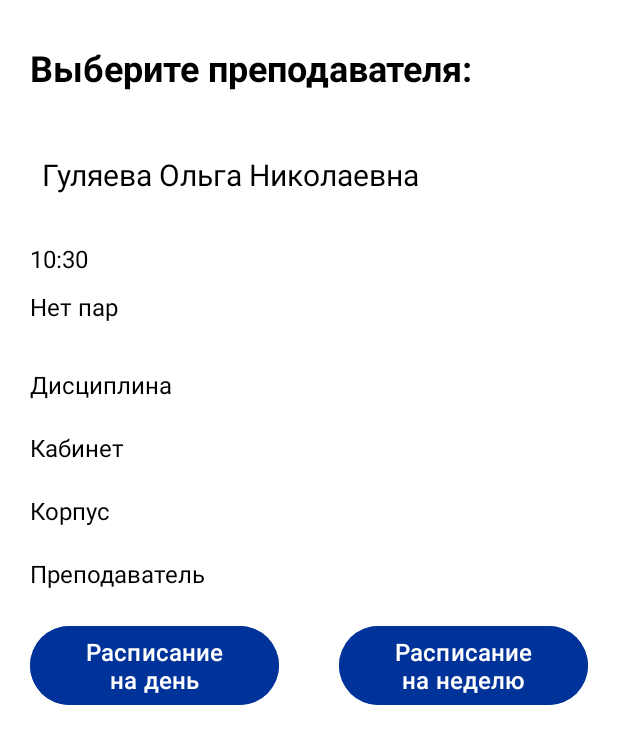
After one commit to NellKree/HSE-AS-Timetable, an Android app: the TeacherActivity screen opened directly, with no data from a screen before it, on a phone screen of 412 x 824 dp. The commit adds this screen. Shown: the top 744 px of the screen. Run offline under Robolectric (Android 15) with nearby library versions, the phone set to English and light mode, and no system bars.

Commit message:
Update 05.02.2024

```diff
--- /dev/null
+++ b/app/src/main/java/org/hse/basetimetable/Group.java
@@ -0,0 +1,30 @@
+package org.hse.basetimetable;
+
+public class Group {
+    private Integer id;
+    private String name;
+
+    public Group(Integer id, String name) {
+        this.id = id;
+        this.name = name;
+    }
+
+    public Integer getId() {
+        return id;
+    }
+    public void setId(Integer id) {
+        this.id = id;
+    }
+
+    public String getName() {
+        return name;
+    }
+    public void setName(String name) {
+        this.name = name;
+    }
+
+    @Override
+    public String toString() {
+        return name;
+    }
+}
--- /dev/null
+++ b/app/src/main/java/org/hse/basetimetable/TeacherActivity.java
@@ -0,0 +1,88 @@
+package org.hse.basetimetable;
+import android.os.Bundle;
+import android.util.Log;
+import android.view.View;
+import android.widget.AdapterView;
+import android.widget.ArrayAdapter;
+import android.widget.Button;
+import android.widget.Spinner;
+import android.widget.TextView;
+
+import androidx.appcompat.app.AppCompatActivity;
+
+import java.text.SimpleDateFormat;
+import java.util.ArrayList;
+import java.util.Date;
+import java.util.List;
+import java.util.Locale;
+
+
+public class TeacherActivity extends AppCompatActivity {
+
+    protected TextView time, status, subject, cabinet, corp, teacher;
+    protected Date currentTime;
+    protected Button btnDay;
+    protected Button btnWeek;
+    @Override
+    protected void onCreate(Bundle savedInstanceState) {
+        super.onCreate(savedInstanceState);
+        setContentView(R.layout.teacher_activity);
+
+        final Spinner spinner = findViewById(R.id.groupList);
+
+        time = findViewById(R.id.time);
+        status = findViewById(R.id.status);
+        subject = findViewById(R.id.subject);
+        cabinet = findViewById(R.id.cabinet);
+        corp = findViewById(R.id.corp);
+        teacher = findViewById(R.id.teacher);
+        btnDay = findViewById(R.id.button_day);
+        btnWeek = findViewById(R.id.button_week);
+
+        List<Group> groups = new ArrayList<>();
+        initGroupList(groups);
+
+        ArrayAdapter<?> adapter = new ArrayAdapter<>(this, android.R.layout.simple_spinner_item, groups);
+        adapter.setDropDownViewResource(R.layout.spinner_dropdown_item);
+
+        spinner.setAdapter(adapter);
+
+        spinner.setOnItemSelectedListener(new AdapterView.OnItemSelectedListener() {
+            public void onItemSelected(AdapterView<?> parent,
+                                       View itemSelected, int selectedItemPosition, long selectedId) {
+                Object item = adapter.getItem(selectedItemPosition);
+                ((TextView) parent.getChildAt(0)).setTextColor(getColor(R.color.black));
+                ((TextView) parent.getChildAt(0)).setTextSize(20);
+                Log.d("TAG", "selectedItem" + item);
+            }
+
+            public void onNothingSelected(AdapterView<?> parent) {
+                //
+            }
+        });
+
+        initTime();
+        initData();
+
+
+    }
+    private void initGroupList(List<Group> groups){
+        groups.add(new Group(1,"Гуляева Ольга Николаевна"));
+        groups.add(new Group(2,"Акаева Кавсарат Исламовна"));
+        groups.add(new Group(3,"Андропова Татьяна Владимировна"));
+        groups.add(new Group(4,"Болдырев Алексей Сергеевич"));
+        groups.add(new Group(5,"Брюхина Евгения Рафиковна"));
+    }
+    private void initTime(){
+        currentTime = new Date();
+        SimpleDateFormat simpleDateFormat = new SimpleDateFormat("HH:mm", Locale.getDefault());
+        time.setText(simpleDateFormat.format(currentTime));
+    }
+    private void initData(){
+        status.setText("Нет пар");
+        subject.setText("Дисциплина");
+        cabinet.setText("Кабинет");
+        corp.setText("Корпус");
+        teacher.setText("Преподаватель");
+    }
+}
--- /dev/null
+++ b/app/src/main/res/layout/teacher_activity.xml
@@ -0,0 +1,141 @@
+<?xml version="1.0" encoding="utf-8"?>
+<androidx.constraintlayout.widget.ConstraintLayout xmlns:android="http://schemas.android.com/apk/res/android"
+    xmlns:app="http://schemas.android.com/apk/res-auto"
+    xmlns:tools="http://schemas.android.com/tools"
+    android:layout_width="match_parent"
+    android:layout_height="match_parent"
+    android:background="@color/white"
+    android:orientation="vertical">
+
+
+    <LinearLayout
+        android:layout_width="match_parent"
+        android:layout_height="wrap_content"
+        android:background="@color/white"
+        android:orientation="vertical"
+        app:layout_constraintBottom_toBottomOf="parent"
+        app:layout_constraintEnd_toEndOf="parent"
+        app:layout_constraintHorizontal_bias="1.0"
+        app:layout_constraintStart_toStartOf="parent"
+        app:layout_constraintTop_toTopOf="parent"
+        app:layout_constraintVertical_bias="0.05">
+
+        <TextView
+            android:id="@+id/textView"
+            android:layout_width="match_parent"
+            android:layout_height="wrap_content"
+            android:layout_marginVertical="10dp"
+            android:layout_marginTop="20dp"
+            android:paddingStart="20dp"
+            android:text="@string/choose_teacher_label"
+            style="@style/ScheduleTitle"
+            tools:ignore="RtlSymmetry" />
+
+        <Spinner
+            android:id="@+id/groupList"
+            android:layout_width="match_parent"
+            android:layout_height="50dp"
+            android:layout_marginTop="20dp"
+            android:background="@color/white"
+            android:paddingStart="20dp"
+            android:popupBackground="@color/white"
+            android:spinnerMode="dropdown"
+            tools:ignore="RtlSymmetry,SpeakableTextPresentCheck" />
+
+        <TextView
+            android:id="@+id/time"
+            android:layout_width="match_parent"
+            android:layout_height="wrap_content"
+            android:layout_marginTop="20dp"
+            android:paddingStart="20dp"
+            android:text="@string/now"
+            style="@style/MyText"
+            tools:ignore="RtlSymmetry" />
+
+        <TextView
+            android:id="@+id/status"
+            android:layout_width="match_parent"
+            android:layout_height="wrap_content"
+            android:layout_marginVertical="10dp"
+            android:layout_marginTop="20dp"
+            android:paddingStart="20dp"
+            style="@style/MyText"
+            tools:ignore="RtlSymmetry" />
+
+        <TextView
+            android:id="@+id/subject"
+            android:layout_width="match_parent"
+            android:layout_height="wrap_content"
+            android:layout_marginTop="20dp"
+            android:paddingStart="20dp"
+            style="@style/MyText"
+            tools:ignore="RtlSymmetry" />
+
+        <TextView
+            android:id="@+id/cabinet"
+            android:layout_width="match_parent"
+            android:layout_height="wrap_content"
+            android:layout_marginTop="20dp"
+            android:paddingStart="20dp"
+            style="@style/MyText"
+            tools:ignore="RtlSymmetry" />
+
+        <TextView
+            android:id="@+id/corp"
+            android:layout_width="match_parent"
+            android:layout_height="wrap_content"
+            android:layout_marginTop="20dp"
+            android:paddingStart="20dp"
+            style="@style/MyText"
+            tools:ignore="RtlSymmetry" />
+
+        <TextView
+            android:id="@+id/teacher"
+            android:layout_width="match_parent"
+            android:layout_height="wrap_content"
+            android:layout_marginTop="20dp"
+            android:paddingStart="20dp"
+            style="@style/MyText"
+            tools:ignore="RtlSymmetry" />
+
+        <LinearLayout
+            android:layout_width="match_parent"
+            android:layout_height="match_parent"
+            android:layout_marginTop="20dp"
+            android:layout_marginHorizontal="20dp"
+            android:orientation="horizontal"
+            android:showDividers="middle">
+
+            <Button
+                android:id="@+id/button_day"
+                android:layout_width="match_parent"
+                android:layout_height="match_parent"
+                android:layout_gravity="center_horizontal"
+                android:layout_marginEnd="20dp"
+                android:layout_weight="1"
+                android:backgroundTint="@color/colorPrimary"
+                android:lines="2"
+                android:text="@string/timetable_day_label"
+                android:textAlignment="center"
+                android:textColor="@color/white"
+                tools:ignore="NestedWeights"
+                android:textSize="16sp"/>
+
+            <Button
+                android:id="@+id/button_week"
+                android:layout_width="match_parent"
+                android:layout_height="match_parent"
+                android:layout_gravity="center_horizontal"
+                android:layout_marginStart="20dp"
+                android:layout_weight="1"
+                android:backgroundTint="@color/colorPrimary"
+                android:lines="2"
+                android:text="@string/timetable_week_label"
+                android:textAlignment="center"
+                android:textColor="@color/white"
+                android:textSize="16sp"/>
+        </LinearLayout>
+    </LinearLayout>
+
+
+</androidx.constraintlayout.widget.ConstraintLayout>
--- a/app/src/main/res/values/colors.xml
+++ b/app/src/main/res/values/colors.xml
@@ -6,4 +6,7 @@
     <color name="colorPrimaryVariant">#011F5A</color>
     <color name="colorSecondary">#4080ff</color>
     <color name="colorSecondaryVariant">#0C5DFD</color>
+    <color name="very_dark_gray">#9d9d9c</color>
+    <color name="dark_gray">#d0d0d0</color>
+    <color name="light_gray">#ededed</color>
 </resources>
--- a/app/src/main/res/values/strings.xml
+++ b/app/src/main/res/values/strings.xml
@@ -1,7 +1,13 @@
 <resources>
-    <string name="app_name">BaseTimetable</string>
+    <string name="app_name">Timetable HSE</string>
     <string name="Head">Timetable for HSE FE</string>
-    <string name="tt_for_students">расписание для студентов</string>
-    <string name="tt_for_teacher">расписание для преподавателя</string>
-    <string name="logo">logotype</string>
+    <string name="tt_for_students">Расписание для студентов</string>
+    <string name="tt_for_teacher">Расписание для преподавателя</string>
+    <string name="logo">HSE logo</string>
+
+    <string name="timetable_day_label">Расписание\nна день</string>
+    <string name="timetable_week_label">Расписание\nна неделю</string>
+    <string name="choose_group_label">Выберите группу:</string>
+    <string name="choose_teacher_label">Выберите преподавателя:</string>
+    <string name="now">Сейчас:</string>
 </resources>
--- a/app/src/main/res/values/themes.xml
+++ b/app/src/main/res/values/themes.xml
@@ -1,9 +1,40 @@
 <resources>
     <!-- Base application theme. -->
     <style name="Base.Theme.BaseTimetable" parent="Theme.Material3.DayNight.NoActionBar">
-        <!-- Customize your light theme here. -->
-        <!-- <item name="colorPrimary">@color/my_light_primary</item> -->
+        <!-- Primary brand color. -->
+        <item name="colorPrimary">@color/colorPrimary</item>
+        <item name="colorPrimaryVariant">@color/colorPrimaryVariant</item>
+        <item name="colorOnPrimary">@color/white</item>
+        <!-- Secondary brand color. -->
+        <item name="colorSecondary">@color/dark_gray</item>
+        <item name="colorSecondaryVariant">@color/light_gray</item>
+        <item name="colorOnSecondary">@color/black</item>
+        <!-- Status bar color. -->
+        <item name="android:statusBarColor" >?attr/colorPrimary</item>
     </style>
 
     <style name="Theme.BaseTimetable" parent="Base.Theme.BaseTimetable" />
+
+    <style name="HSE.Size" parent="android:TextAppearance">
+        <item name="android:layout_width">match_parent</item>
+        <item name="android:layout_height">wrap_content</item>
+    </style>
+
+    <style name="HSE.Labels" parent="HSE.Size">
+        <item name="android:textStyle">bold</item>
+        <item name="android:textColor">@color/colorSecondary</item>
+        <item name="android:textSize">16sp</item>
+    </style>
+
+    <style name="ScheduleTitle" parent="HSE.Size">
+        <item name="android:textStyle">bold</item>
+        <item name="android:textColor">@color/black</item>
+        <item name="android:textSize">24sp</item>
+    </style>
+
+    <style name="MyText" parent="android:TextAppearance">
+        <item name="android:textSize">16sp</item>
+        <item name="android:textColor">@color/black</item>
+    </style>
+
 </resources>
```
Also changed, not shown: app/src/main/AndroidManifest.xml (+9 -1 lines), app/src/main/java/org/hse/basetimetable/MainActivity.java (+15 -11 lines), app/src/main/java/org/hse/basetimetable/StudentActivity.java (added, +14 -0 lines), app/src/main/res/layout/activity_main.xml (+8 -6 lines), app/src/main/res/layout/spinner_dropdown_item.xml (added, +10 -0 lines), app/src/main/res/layout/student_activity.xml (added, +120 -0 lines).
